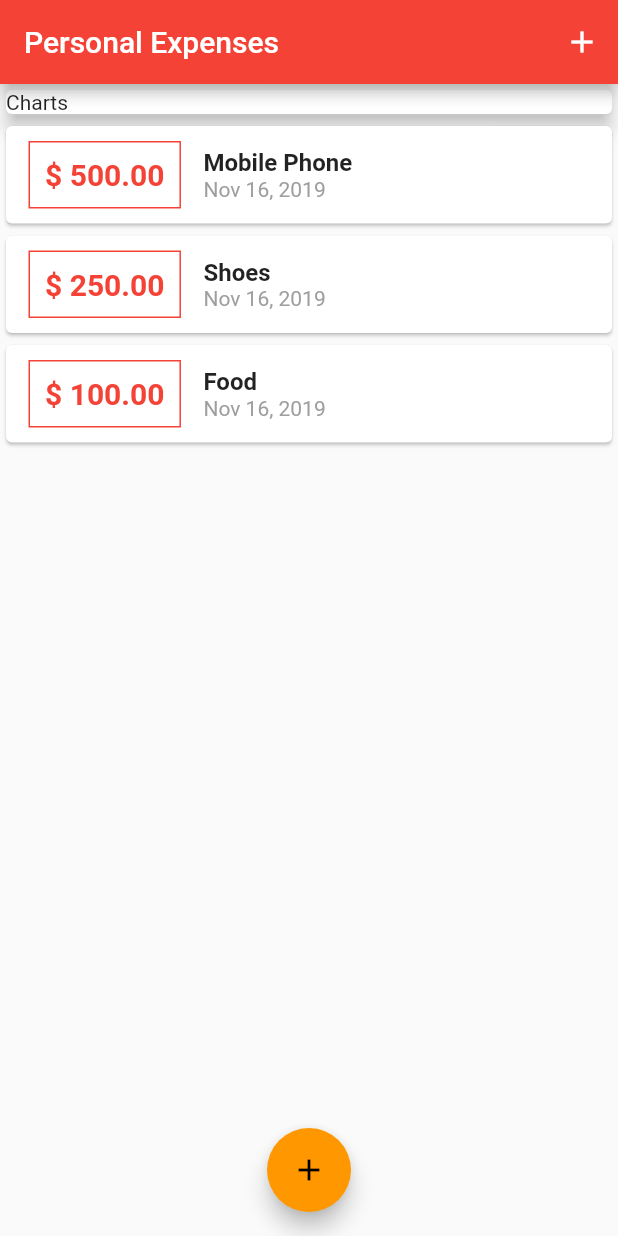
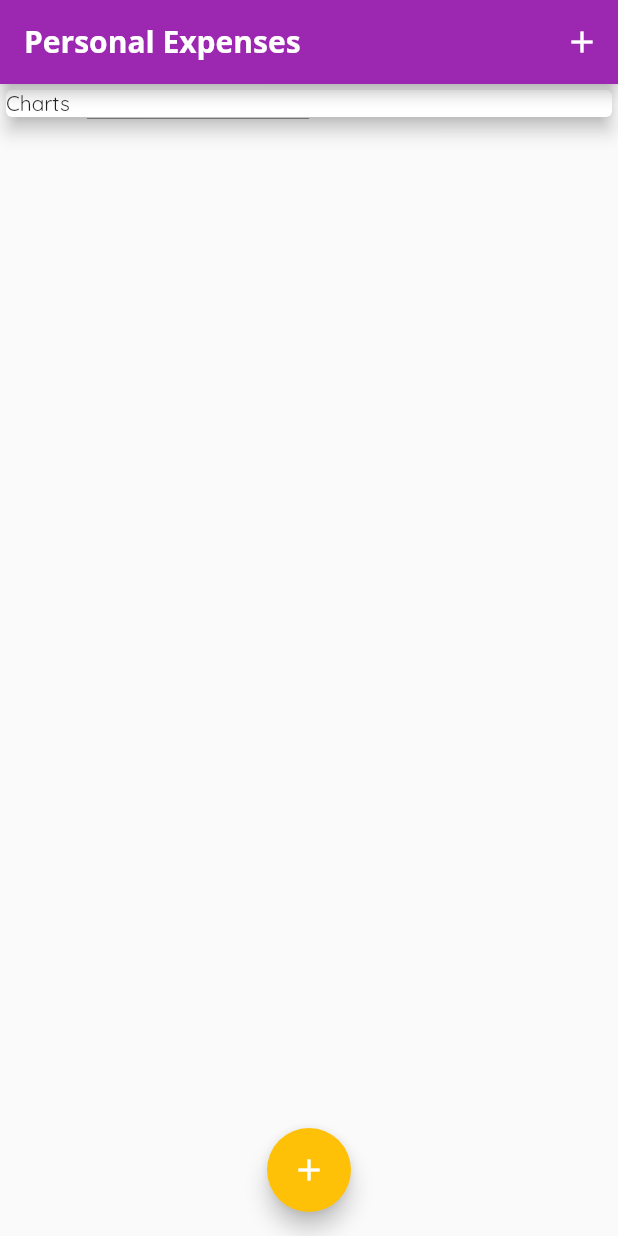
Before and after one commit to akshit-sehgal/flutter-expenses, a Flutter app: the screen it shows after launch, on a phone screen of 412 x 824 dp. Run offline on Flutter 3.47's test engine with Material 2 defaults, Android fonts, the phone set to English and light mode, and no system bars.

Commit message:
Using Custom Fonts and adding textThemes

```diff
--- a/lib/main.dart
+++ b/lib/main.dart
@@ -11,9 +11,25 @@ class MyApp extends StatelessWidget {
     return MaterialApp(
       title: 'Personal Expenses',
       theme: ThemeData(
-        primarySwatch: Colors.red,
-        accentColor: Colors.orange,
-        // appBarTheme: AppBarTheme(color:Colors.black)
+        primarySwatch: Colors.purple,
+        accentColor: Colors.amber,
+        textTheme:
+            ThemeData.light().textTheme.apply(fontFamily: 'Quicksand').copyWith(
+                  title: TextStyle(
+                    fontFamily: 'OpenSans',
+                    fontSize: 18,
+                    fontWeight: FontWeight.bold,
+                  ),
+                ),
+        appBarTheme: AppBarTheme(
+          textTheme: ThemeData.light().textTheme.copyWith(
+                title: TextStyle(
+                  fontFamily: 'OpenSans',
+                  fontSize: 20,
+                  fontWeight: FontWeight.bold,
+                ),
+              ),
+        ),
       ),
       home: MyHomePage(),
     );
@@ -27,24 +43,24 @@ class MyHomePage extends StatefulWidget {
 
 class _MyHomePageState extends State<MyHomePage> {
   final List<Transaction> transactions = [
-    Transaction(
-      id: 't1',
-      title: 'Mobile Phone',
-      amount: 500,
-      date: DateTime.now(),
-    ),
-    Transaction(
-      id: 't2',
-      title: 'Shoes',
-      amount: 250,
-      date: DateTime.now(),
-    ),
-    Transaction(
-      id: 't3',
-      title: 'Food',
-      amount: 100,
-      date: DateTime.now(),
-    )
+    // Transaction(
+    //   id: 't1',
+    //   title: 'Mobile Phone',
+    //   amount: 500,
+    //   date: DateTime.now(),
+    // ),
+    // Transaction(
+    //   id: 't2',
+    //   title: 'Shoes',
+    //   amount: 250,
+    //   date: DateTime.now(),
+    // ),
+    // Transaction(
+    //   id: 't3',
+    //   title: 'Food',
+    //   amount: 100,
+    //   date: DateTime.now(),
+    // )
   ];
   void _addTransaction(String title, double amount) {
     final Transaction newTransaction = Transaction(
@@ -99,6 +115,7 @@ class _MyHomePageState extends State<MyHomePage> {
       floatingActionButtonLocation: FloatingActionButtonLocation.centerFloat,
       floatingActionButton: FloatingActionButton(
         child: Icon(Icons.add),
+        foregroundColor: Colors.white,
         onPressed: () => _startAddNewTransaction(context),
       ),
     );
--- a/lib/widgets/transaction_list.dart
+++ b/lib/widgets/transaction_list.dart
@@ -38,10 +38,7 @@ class TransactionList extends StatelessWidget {
                   children: <Widget>[
                     Text(
                       transactions[index].title,
-                      style: TextStyle(
-                        fontSize: 16,
-                        fontWeight: FontWeight.bold,
-                      ),
+                      style: Theme.of(context).textTheme.title,
                     ),
                     Text(
                       DateFormat.yMMMd().format(transactions[index].date),
```
Also changed, not shown: pubspec.yaml (+18 -12 lines), assets/fonts/OpenSans-Bold.ttf (added), assets/fonts/OpenSans-Regular.ttf (added), assets/fonts/Quicksand-Bold.ttf (added), assets/fonts/Quicksand-Light.ttf (added), assets/fonts/Quicksand-Medium.ttf (added), assets/fonts/Quicksand-Regular.ttf (added).
